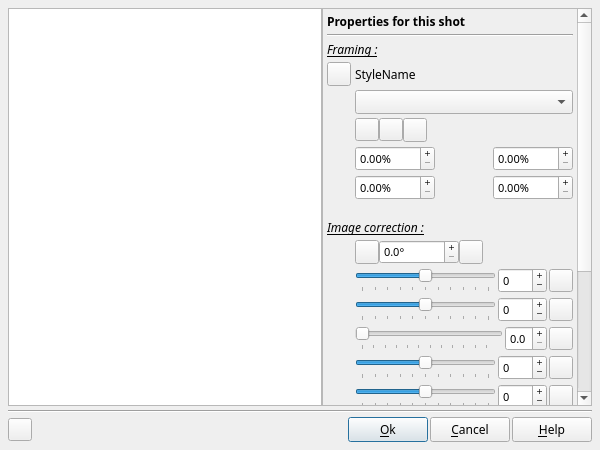
This is DlgImageCorrection.ui in boenki/ffdiaporama as Qt 5 draws it before an edit. The edited form follows.
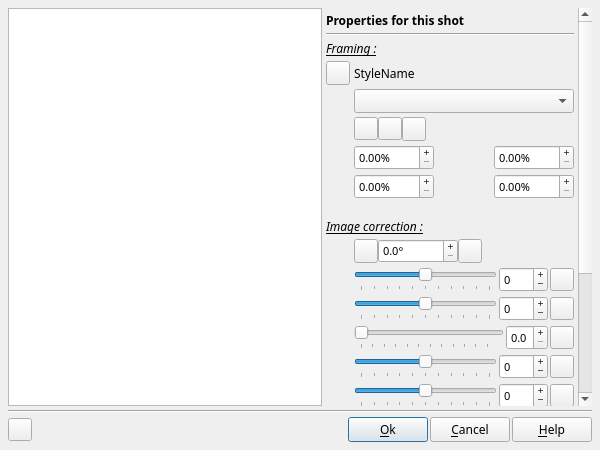
This is the edited form. Icons and pictures are not drawn. Custom widgets are drawn as their Qt base class.

Patch:
```diff
--- a/DlgImageCorrection.ui
+++ b/DlgImageCorrection.ui
@@ -67,6 +67,9 @@
          <height>16777215</height>
         </size>
        </property>
+       <property name="frameShape">
+        <enum>QFrame::NoFrame</enum>
+       </property>
        <property name="verticalScrollBarPolicy">
         <enum>Qt::ScrollBarAlwaysOn</enum>
        </property>
@@ -81,7 +84,7 @@
          <rect>
           <x>0</x>
           <y>0</y>
-          <width>249</width>
+          <width>253</width>
           <height>613</height>
          </rect>
         </property>
```
